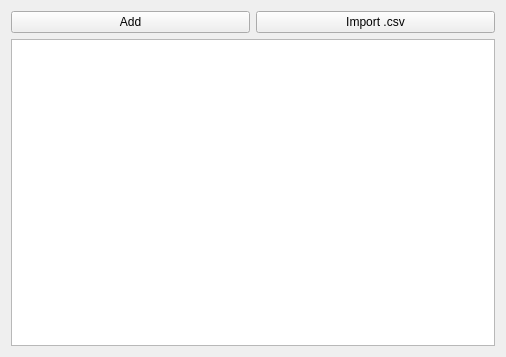
Above: transactions.ui from angel-acp10/qStocks before the change. Below: the same form after it.
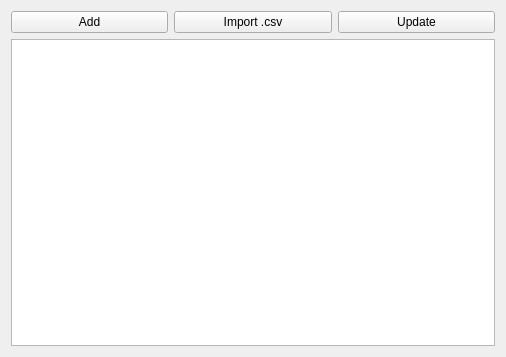
That is the form after the change.

What changed in the file:
```diff
--- a/transactions.ui
+++ b/transactions.ui
@@ -28,7 +28,14 @@
      </property>
     </widget>
    </item>
-   <item row="1" column="0" colspan="2">
+   <item row="0" column="2">
+    <widget class="QPushButton" name="update_pushButton">
+     <property name="text">
+      <string>Update</string>
+     </property>
+    </widget>
+   </item>
+   <item row="1" column="0" colspan="3">
     <widget class="QTableView" name="transactions_tableView"/>
    </item>
   </layout>
```
